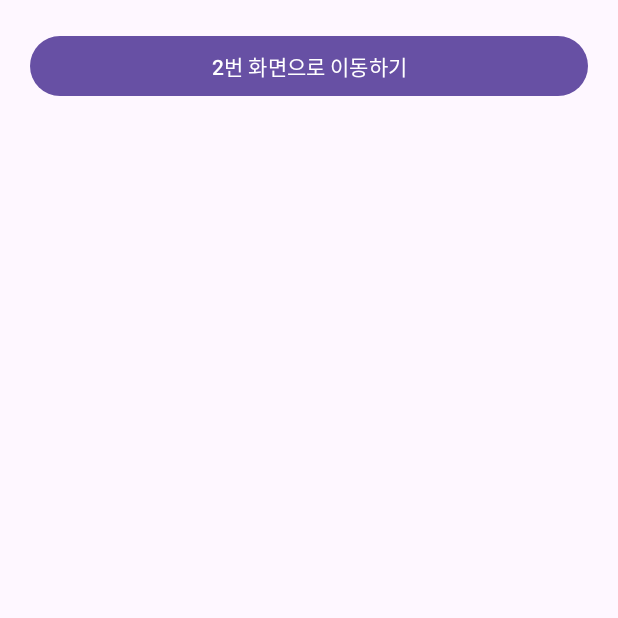
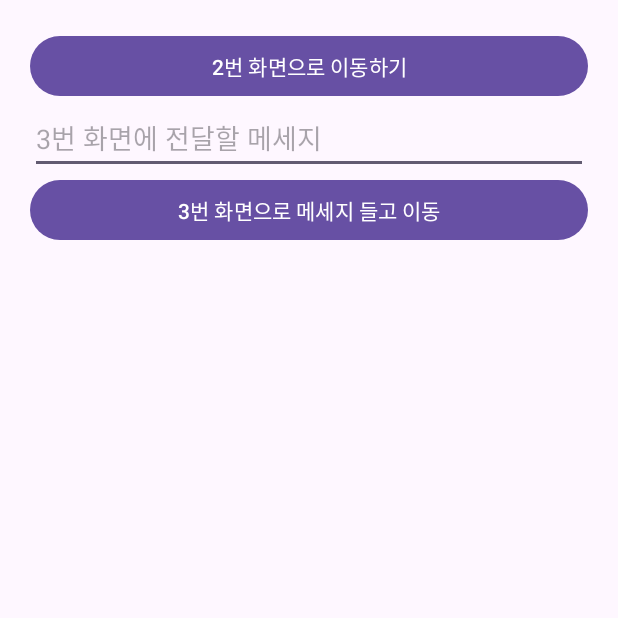
Before and after one commit to cho881020/Activity_20231029, an Android app: the screen it shows after launch (MainActivity), on a phone screen of 412 x 824 dp, the top half of it. Run offline under Robolectric (Android 15) with nearby library versions, the phone set to English and light mode, and no system bars; our stand-ins replace data binding.

Commit message:
3번 화면 추가  - 메인에서 적은 문구를 들고 3번에 전달

```diff
--- a/app/src/main/AndroidManifest.xml
+++ b/app/src/main/AndroidManifest.xml
@@ -13,6 +13,9 @@
         android:theme="@style/Theme.Activity_20231029"
         tools:targetApi="31">
         <activity
+            android:name=".ThirdActivity"
+            android:exported="false" />
+        <activity
             android:name=".SecondActivity"
             android:exported="false" />
         <activity
--- a/app/src/main/res/layout/activity_main.xml
+++ b/app/src/main/res/layout/activity_main.xml
@@ -15,6 +15,18 @@
             android:layout_height="wrap_content"
             android:text="2번 화면으로 이동하기" />
 
+        <EditText
+            android:id="@+id/edtMessage"
+            android:layout_width="match_parent"
+            android:layout_height="wrap_content"
+            android:hint="3번 화면에 전달할 메세지" />
+
+        <Button
+            android:id="@+id/btnMoveToThird"
+            android:layout_width="match_parent"
+            android:layout_height="wrap_content"
+            android:text="3번 화면으로 메세지 들고 이동" />
+
 
     </LinearLayout>
 </layout>
```
Also changed, not shown: app/src/main/java/kr/ac/wku/activity_20231029/ThirdActivity.kt (added, +16 -0 lines), app/src/main/res/layout/activity_third.xml (added, +12 -0 lines).
